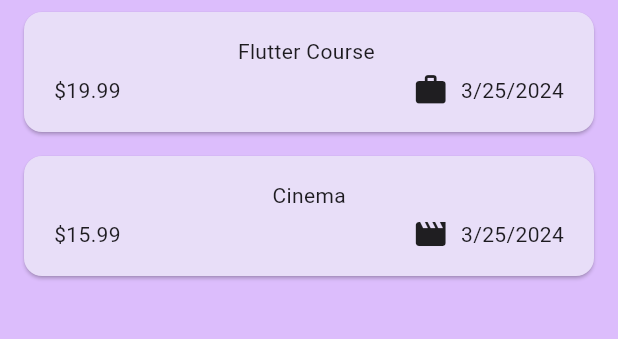
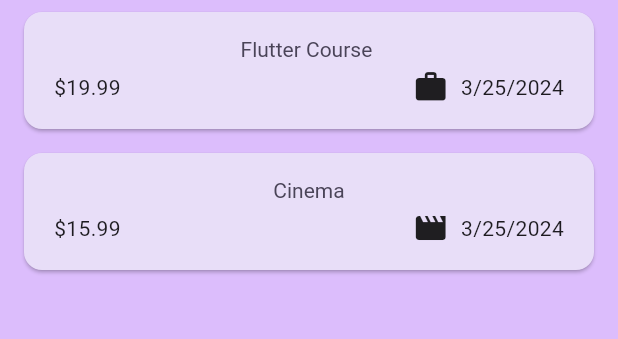
Before and after one commit to Harsh20221/Expanse_tracker, a Flutter app: the screen it shows after launch, on a phone screen of 412 x 824 dp, the part 114-453 px from its top. Run offline on Flutter 3.47's test engine with Material 3 defaults, Android fonts, the phone set to English and light mode, and no system bars.

Commit message:
Text theme change

```diff
--- a/lib/widgets/expenses_list/expense_item.dart
+++ b/lib/widgets/expenses_list/expense_item.dart
@@ -13,7 +13,7 @@ class expense_item extends StatelessWidget {
       padding: EdgeInsets.symmetric(horizontal: 20, vertical: 16),
       child: Column(
         children: [
-          Text(expense.title),
+          Text(expense.title,style: Theme.of(context).textTheme.titleLarge,),
           const SizedBox(height: 4),
           Row(
             children: [
```
